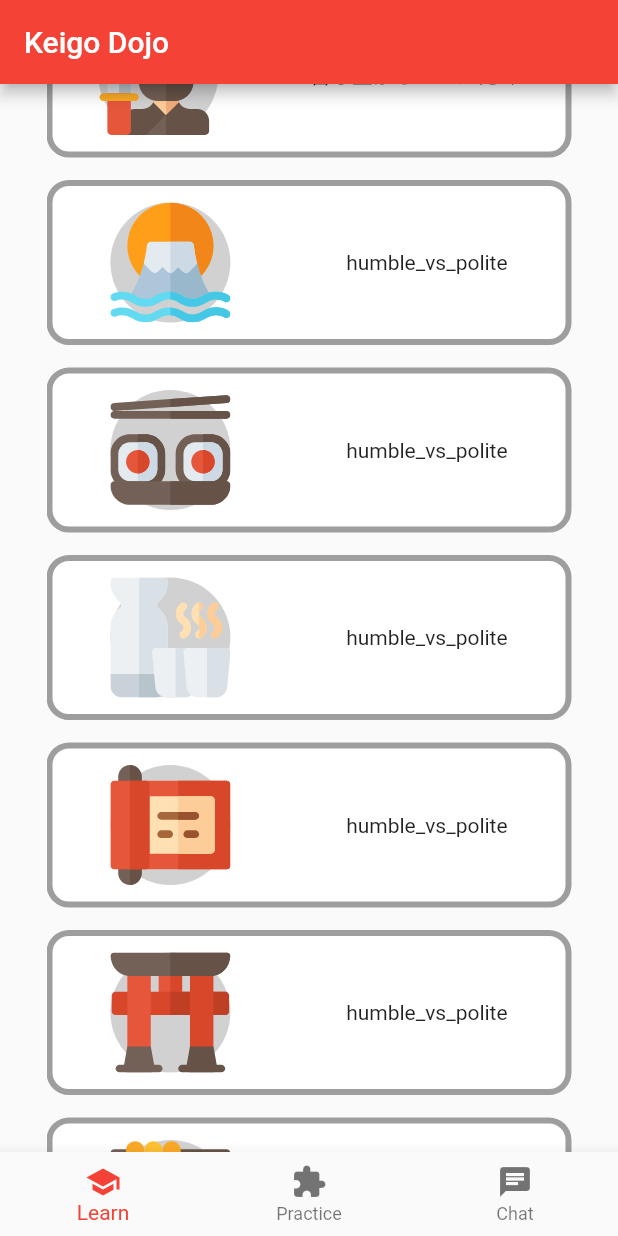
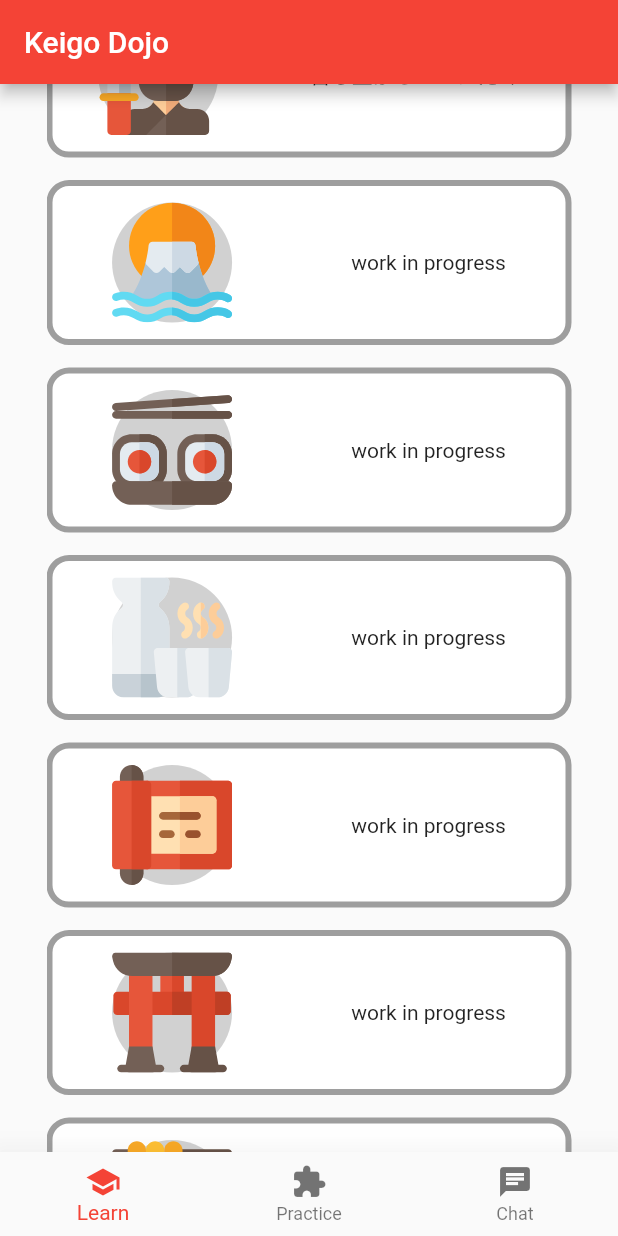
Before and after one commit to emcd-123/EdTech, a Flutter app: the screen it shows after launch, scrolled down 576 dp, on a phone screen of 412 x 824 dp. Run offline on Flutter 3.47's test engine with Material 2 defaults, Android fonts, the light colour scheme and no system bars; our stand-ins replace flutter_svg, go_router.

```diff
--- a/flutter_bottom_nav_bar_test/lib/project/classes/lesson_list.dart
+++ b/flutter_bottom_nav_bar_test/lib/project/classes/lesson_list.dart
@@ -41,37 +41,37 @@ class LessonList {
         lessonPath: "lesson/Path"));
 
     lessons.add(LessonList(
-        topic: "humble_vs_polite",
+        topic: "work in progress",
         iconPath: "assets/fuji.svg",
         lessonPath: "lesson/Path"));
 
     lessons.add(LessonList(
-        topic: "humble_vs_polite",
+        topic: "work in progress",
         iconPath: "assets/sushi.svg",
         lessonPath: "lesson/Path"));
 
     lessons.add(LessonList(
-        topic: "humble_vs_polite",
+        topic: "work in progress",
         iconPath: "assets/sake.svg",
         lessonPath: "lesson/Path"));
 
     lessons.add(LessonList(
-        topic: "humble_vs_polite",
+        topic: "work in progress",
         iconPath: "assets/letter.svg",
         lessonPath: "lesson/Path"));
 
     lessons.add(LessonList(
-        topic: "humble_vs_polite",
+        topic: "work in progress",
         iconPath: "assets/torii.svg",
         lessonPath: "lesson/Path"));
 
     lessons.add(LessonList(
-        topic: "humble_vs_polite",
+        topic: "work in progress",
         iconPath: "assets/noodles.svg",
         lessonPath: "lesson/Path"));
 
     lessons.add(LessonList(
-        topic: "humble_vs_polite",
+        topic: "work in progress",
         iconPath: "assets/bento.svg",
         lessonPath: "lesson/Path"));
 
--- a/flutter_bottom_nav_bar_test/lib/project/classes/scaffold_with_nav_bar.dart
+++ b/flutter_bottom_nav_bar_test/lib/project/classes/scaffold_with_nav_bar.dart
@@ -11,6 +11,7 @@ class ScaffoldWithNavBar extends StatelessWidget {
     return Scaffold(
       body: child,
       bottomNavigationBar: BottomNavigationBar(
+          elevation: 20,
           items: const <BottomNavigationBarItem>[
             BottomNavigationBarItem(icon: Icon(Icons.school), label: "Learn"),
             BottomNavigationBarItem(
--- a/flutter_bottom_nav_bar_test/lib/project/routes/app_route_config.dart
+++ b/flutter_bottom_nav_bar_test/lib/project/routes/app_route_config.dart
@@ -11,6 +11,16 @@ final GlobalKey<NavigatorState> _rootNavigatorKey =
     GlobalKey<NavigatorState>(debugLabel: "root");
 final GlobalKey<NavigatorState> _shellNavigatorKey =
     GlobalKey<NavigatorState>(debugLabel: "shell");
+
+CustomTransitionPage buildPageWithoutAnimation(
+    {required BuildContext context,
+    required GoRouterState state,
+    required Widget child}) {
+  return CustomTransitionPage(
+      child: child,
+      transitionsBuilder: ((context, animation, secondaryAnimation, child) =>
+          child));
+}
 
 class MyShellRouter {
   GoRouter router = GoRouter(
@@ -29,6 +39,8 @@ class MyShellRouter {
               builder: (context, state) {
                 return LearnScreen();
               },
+              pageBuilder: (context, state) => buildPageWithoutAnimation(
+                  context: context, state: state, child: LearnScreen())
               // routes: <RouteBase>[
               //
               // ],
@@ -37,12 +49,18 @@ class MyShellRouter {
               path: '/practice',
               builder: (context, state) {
                 return const PracticeScreen();
-              }),
+              },
+              pageBuilder: (context, state) => buildPageWithoutAnimation(
+                  context: context,
+                  state: state,
+                  child: const PracticeScreen())),
           GoRoute(
               path: '/chat',
               builder: (context, state) {
                 return const ChatScreen();
-              })
+              },
+              pageBuilder: (context, state) => buildPageWithoutAnimation(
+                  context: context, state: state, child: const ChatScreen()))
         ],
       ),
       GoRoute(
--- a/flutter_bottom_nav_bar_test/pubspec.yaml
+++ b/flutter_bottom_nav_bar_test/pubspec.yaml
@@ -81,6 +81,7 @@ flutter:
     - assets/torii.svg
     - assets/noodles.svg
     - assets/bento.svg
+    - assets\irasutoya\study_nihongo.png
 
   # An image asset can refer to one or more resolution-specific "variants", see
   # https://flutter.dev/assets-and-images/#resolution-aware
```
Also changed, not shown: flutter_bottom_nav_bar_test/lib/pages/lessons/what_is_keigo.dart (+29 -3 lines), flutter_bottom_nav_bar_test/lib/project/libraries/page_templates.dart (added, +63 -0 lines), flutter_bottom_nav_bar_test/assets/irasutoya/study_nihongo.png (added). Lines whose indentation alone changed are shown as unchanged.
